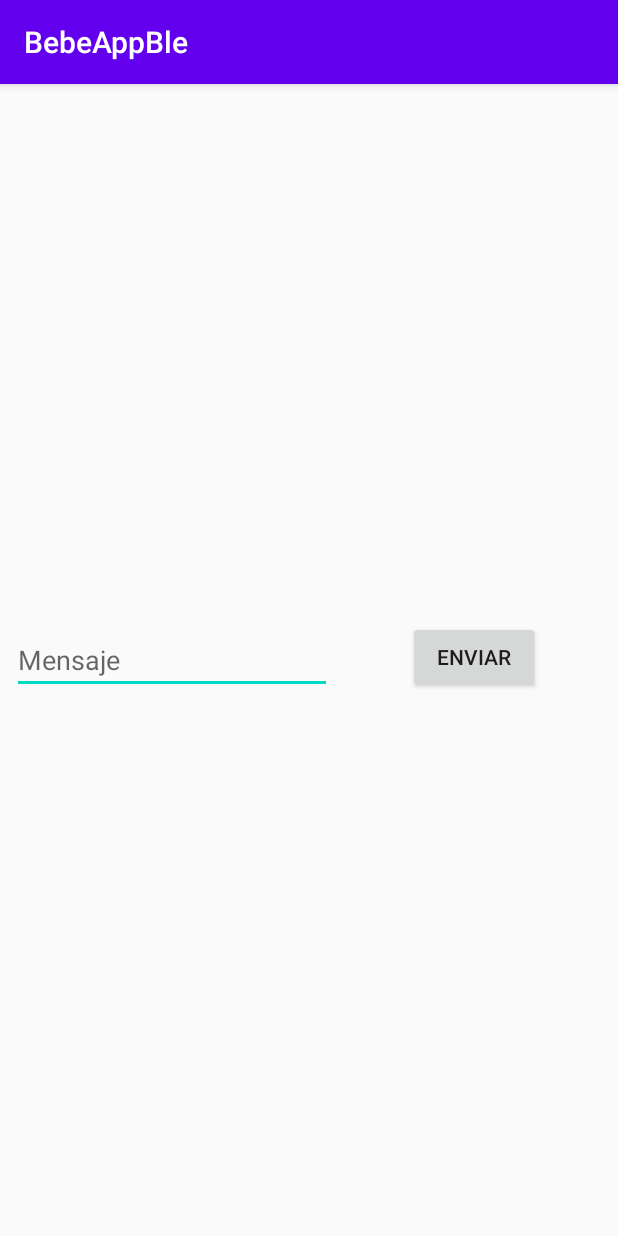
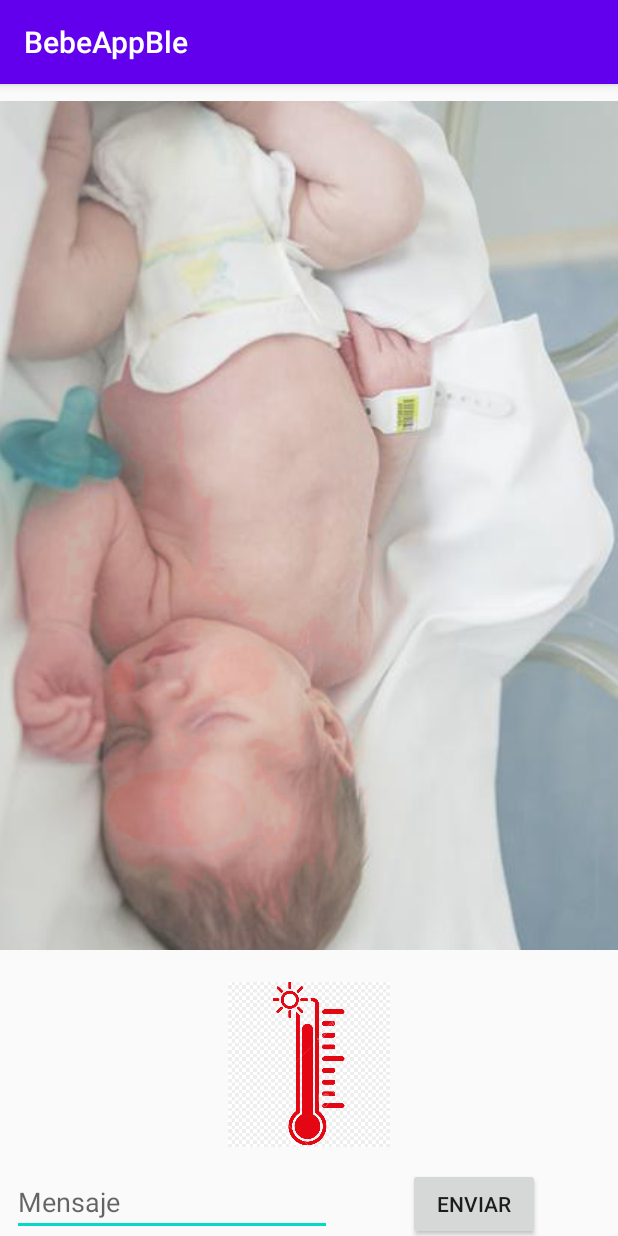
Before and after one commit to luisajojoa/appBebeTesis, an Android app: the screen it shows after launch (MainActivity), on a phone screen of 412 x 824 dp. Run offline under Robolectric (Android 15) with nearby library versions, the light colour scheme and no system bars.

Commit message:
Working on bebe images

```diff
--- a/app/src/main/java/com/tesis/bebeappble/MainActivity.kt
+++ b/app/src/main/java/com/tesis/bebeappble/MainActivity.kt
@@ -4,7 +4,10 @@ import android.os.Bundle
 import android.util.Log
 import android.widget.Button
 import android.widget.EditText
+import android.widget.ImageButton
+import android.widget.ImageView
 import androidx.appcompat.app.AppCompatActivity
+import androidx.core.content.ContextCompat
 import com.tesis.bebeappble.bluetooth.BluetoothCommunication
 
 
@@ -15,7 +18,8 @@ class MainActivity : AppCompatActivity() {
 
     private lateinit var editTextMessage: EditText
     private lateinit var btnSendMessage: Button
-
+    private lateinit var btnBebe: ImageButton
+    private lateinit var imgTermometer: ImageView
     override fun onCreate(savedInstanceState: Bundle?) {
         super.onCreate(savedInstanceState)
         setContentView(R.layout.activity_main)
@@ -28,12 +32,18 @@ class MainActivity : AppCompatActivity() {
     private fun retrieveViews() {
         btnSendMessage = findViewById(R.id.btnSendMessaje)
         editTextMessage = findViewById(R.id.editTextMsj)
+        btnBebe = findViewById(R.id.btnBebe)
+        imgTermometer = findViewById(R.id.imgTermometer)
     }
 
     private fun addListeners() {
         btnSendMessage.setOnClickListener {
             val msj = editTextMessage.text.toString()
             BluetoothCommunication.sendMessage(msj)
+        }
+        btnBebe.setOnClickListener{
+            var imageBebe = ContextCompat.getDrawable(this,R.drawable.bebeas)
+            btnBebe.setImageDrawable(imageBebe)
         }
     }
 
--- a/app/src/main/res/layout/activity_main.xml
+++ b/app/src/main/res/layout/activity_main.xml
@@ -15,18 +15,37 @@
         android:hint="@string/mensaje"
         android:inputType="textPersonName"
         app:layout_constraintBottom_toBottomOf="parent"
-        app:layout_constraintStart_toStartOf="parent"
-        app:layout_constraintTop_toTopOf="parent" />
+        app:layout_constraintStart_toStartOf="parent" />
 
     <Button
         android:id="@+id/btnSendMessaje"
         android:layout_width="wrap_content"
         android:layout_height="wrap_content"
         android:text="Enviar"
-        app:layout_constraintBottom_toBottomOf="parent"
         app:layout_constraintEnd_toEndOf="parent"
         app:layout_constraintHorizontal_bias="0.495"
         app:layout_constraintStart_toEndOf="@+id/editTextMsj"
+        app:layout_constraintTop_toTopOf="@+id/editTextMsj" />
+
+    <ImageButton
+        android:id="@+id/btnBebe"
+        android:layout_width="451dp"
+        android:layout_height="566dp"
+        android:background="#FFFFFF"
+        app:layout_constraintBottom_toTopOf="@+id/imgTermometer"
+        app:layout_constraintEnd_toEndOf="parent"
+        app:layout_constraintHorizontal_bias="0.0"
+        app:layout_constraintStart_toStartOf="parent"
         app:layout_constraintTop_toTopOf="parent"
-        app:layout_constraintVertical_bias="0.497" />
+        app:srcCompat="@drawable/redbaby" />
+
+    <ImageView
+        android:id="@+id/imgTermometer"
+        android:layout_width="108dp"
+        android:layout_height="130dp"
+        android:layout_marginBottom="4dp"
+        app:layout_constraintBottom_toTopOf="@+id/btnSendMessaje"
+        app:layout_constraintEnd_toEndOf="parent"
+        app:layout_constraintStart_toStartOf="parent"
+        app:srcCompat="@drawable/temometro" />
 </androidx.constraintlayout.widget.ConstraintLayout>
```
Also changed, not shown: app/src/main/res/drawable/bebeas.jpg (added), app/src/main/res/drawable/redbaby.jpg (added), app/src/main/res/drawable/temometro.jpg (added).
